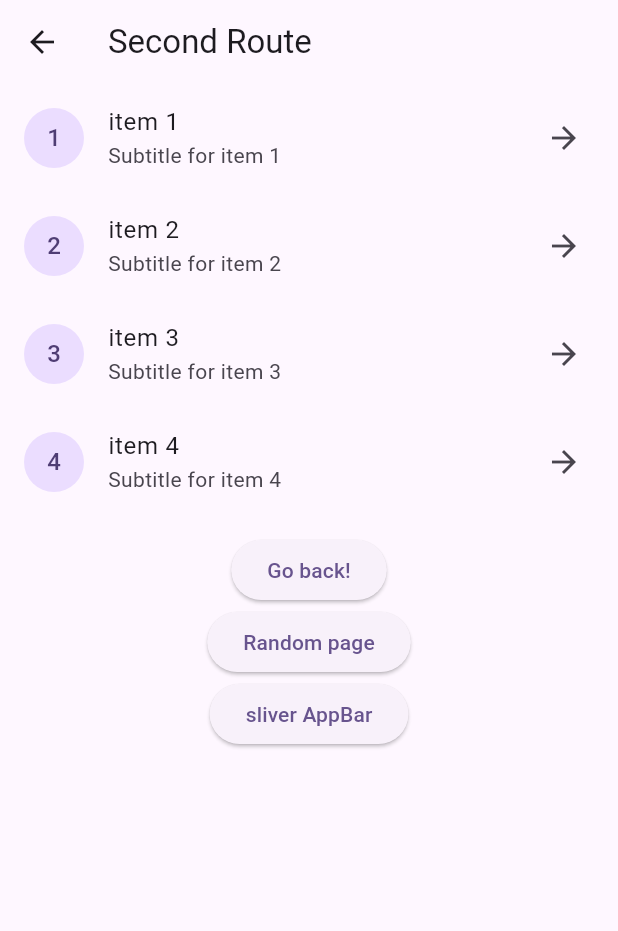
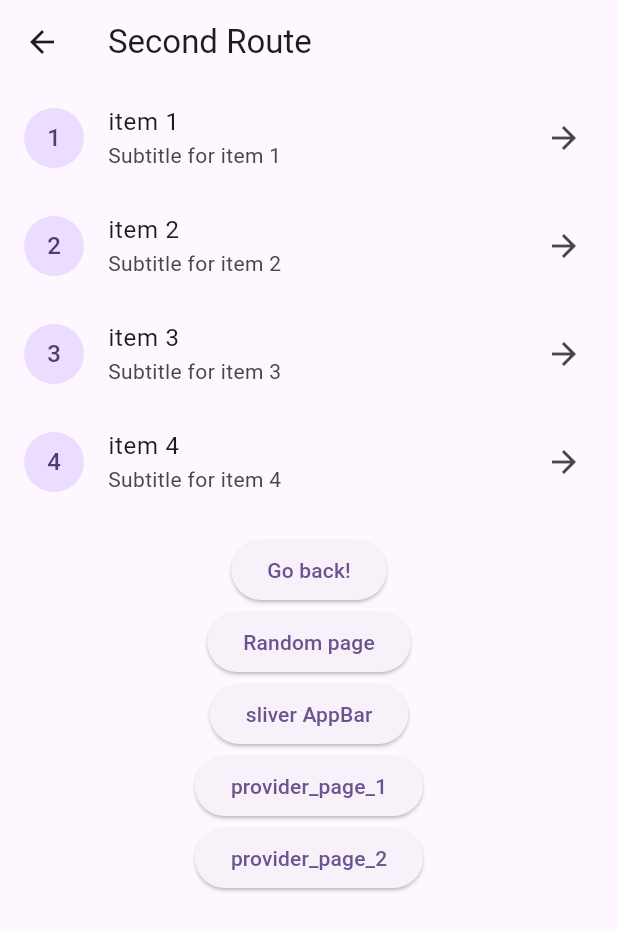
Before and after one commit to Nakul-Pattewar/sample_app, a Flutter app: the screen it shows after launch, after a tap on "next page", on a phone screen of 412 x 824 dp. Shown: the top 931 px of the screen. Run offline on Flutter 3.47's test engine with Material 3 defaults, Android fonts, the phone set to English and light mode, and no system bars.

Commit message:
implemented provider

```diff
--- /dev/null
+++ b/lib/list_provider.dart
@@ -0,0 +1,12 @@
+import 'package:flutter/cupertino.dart';
+
+class NumbersListProvider extends ChangeNotifier{
+  List<int> numbersList = [1,2,3,4];
+
+
+  void add(){
+    int last = numbersList.last;
+    numbersList.add(last+1);
+    notifyListeners();
+  }
+}
--- a/lib/main.dart
+++ b/lib/main.dart
@@ -1,5 +1,6 @@
 import 'package:flutter/material.dart';
-import 'package:sample_app/second_page.dart';
+import 'package:provider/provider.dart';
+import 'package:sample_app/list_provider.dart';
 import 'route_generator.dart';
 
 void main() {
@@ -12,7 +13,11 @@ class MyApp extends StatelessWidget {
   // This widget is the root of your application.
   @override
   Widget build(BuildContext context) {
-    return MaterialApp(
+    return MultiProvider(
+      providers: [
+        ChangeNotifierProvider(create: (context) => NumbersListProvider())
+      ],
+      child : MaterialApp(
       title: 'Flutter Demo',
       theme: ThemeData(
         colorScheme: ColorScheme.fromSeed(seedColor: Colors.deepPurple),
@@ -25,6 +30,7 @@ class MyApp extends StatelessWidget {
       //   "/third": (_)=>SecondRoute(),
       // },
       onGenerateRoute: RouteGenerator.generateRoute,
+    ),
     );
   }
 }
--- a/lib/route_generator.dart
+++ b/lib/route_generator.dart
@@ -1,7 +1,10 @@
 import 'package:flutter/material.dart';
+import 'package:sample_app/provider_page_1.dart';
 import 'package:sample_app/main.dart';
 import 'package:sample_app/second_page.dart';
 import 'package:sample_app/SliverAppBar.dart';
+
+import 'provider_page_2.dart';
 
 class RouteGenerator{
   static Route<dynamic> generateRoute(RouteSettings settings){
@@ -17,6 +20,10 @@ class RouteGenerator{
         return MaterialPageRoute(builder: (_) => SecondRoute());
       case '/sliver':
         return MaterialPageRoute(builder: (_) => Sliver());
+      case'/provider_page_1':
+        return MaterialPageRoute(builder: (_) => ProviderPage1());
+      case '/provider_page_2':
+        return MaterialPageRoute(builder: (_) => ProviderPage2());
       default:
         return _errorRoute();
     }
--- a/lib/second_page.dart
+++ b/lib/second_page.dart
@@ -49,6 +49,18 @@ class SecondRoute extends StatelessWidget {
             },
             child: const Text('sliver AppBar'),
           ),
+          ElevatedButton(
+            onPressed: () {
+              Navigator.of(context).pushNamed("/provider_page_1");
+            },
+            child: const Text('provider_page_1'),
+          ),
+          ElevatedButton(
+            onPressed: () {
+              Navigator.of(context).pushNamed("/provider_page_2");
+            },
+            child: const Text('provider_page_2'),
+          ),
         ]),
       ),
     );
--- a/pubspec.yaml
+++ b/pubspec.yaml
@@ -30,6 +30,7 @@ environment:
 dependencies:
   flutter:
     sdk: flutter
+  provider:
 
   # The following adds the Cupertino Icons font to your application.
   # Use with the CupertinoIcons class for iOS style icons.
```
Also changed, not shown: lib/provider_page_1.dart (added, +44 -0 lines), lib/provider_page_2.dart (added, +46 -0 lines), pubspec.lock.
